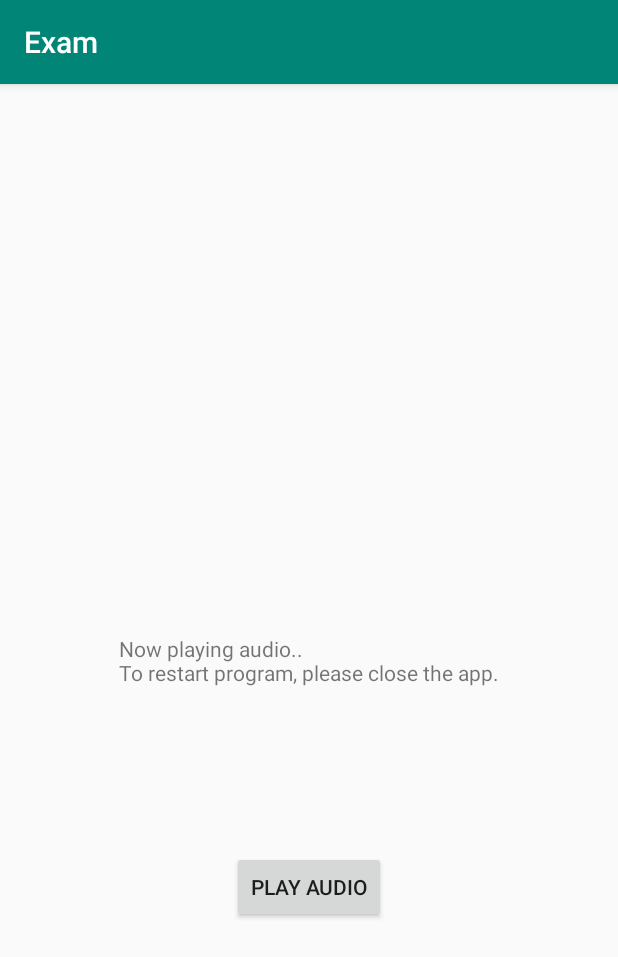
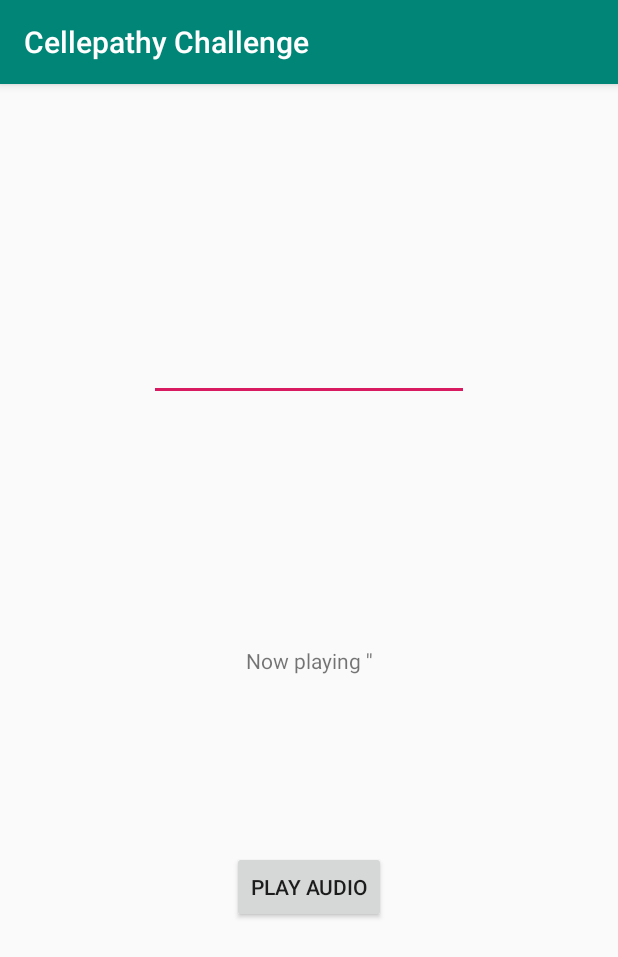
Before and after one commit to saberrayed/cellepathy-test, an Android app: the screen it shows after launch (MainActivity), after a tap on "PLAY AUDIO", on a phone screen of 412 x 824 dp. Shown: the top 957 px of the screen. Run offline under Robolectric (Android 15) with nearby library versions, the light colour scheme and no system bars.

Commit message:
Added TTS

```diff
--- a/app/build.gradle
+++ b/app/build.gradle
@@ -7,8 +7,8 @@ android {
         applicationId "com.codev.exam"
         minSdkVersion 15
         targetSdkVersion 29
-        versionCode 1
-        versionName "1.0"
+        versionCode 3
+        versionName "3.0"
         testInstrumentationRunner "androidx.test.runner.AndroidJUnitRunner"
     }
     buildTypes {
--- a/app/src/main/AndroidManifest.xml
+++ b/app/src/main/AndroidManifest.xml
@@ -11,7 +11,7 @@
     <application
         android:allowBackup="true"
         android:icon="@mipmap/ic_launcher"
-        android:label="@string/app_name"
+        android:label="Cellepathy Challenge"
         android:roundIcon="@mipmap/ic_launcher_round"
         android:supportsRtl="true"
         android:theme="@style/AppTheme">
--- a/app/src/main/java/com/codev/exam/AudioClass.java
+++ b/app/src/main/java/com/codev/exam/AudioClass.java
@@ -4,9 +4,14 @@ import android.app.Activity;
 import android.content.Context;
 import android.media.AudioManager;
 import android.media.MediaPlayer;
+import android.speech.tts.TextToSpeech;
+import android.util.Log;
+
+import java.util.Locale;
 
 public class AudioClass
 {
+    private TextToSpeech tts;
     private AudioManager audioManager;
     private Activity activity;
     private int maxVolume;
@@ -20,6 +25,25 @@ public class AudioClass
         maxVolume = audioManager.getStreamMaxVolume(audioManager.STREAM_MUSIC);
         audioManager.setStreamVolume(audioManager.STREAM_MUSIC, maxVolume, 1);
         audioManager.setSpeakerphoneOn(true);
+
+        tts = new TextToSpeech(activity, new TextToSpeech.OnInitListener() {
+            @Override
+            public void onInit(int status) {
+                // TODO Auto-generated method stub
+                if (status == TextToSpeech.SUCCESS) {
+                    int result=tts.setLanguage(Locale.US);
+
+                    if (result ==TextToSpeech.LANG_MISSING_DATA ||
+                        result== TextToSpeech.LANG_NOT_SUPPORTED){
+                        Log.e("error", "This Language is not supported");
+                    } else {
+                        // playTTS();
+                    }
+                }
+                else
+                    Log.e("error", "Initilization Failed!");
+            }
+        });
     }
 
     public void playAudio() {
@@ -28,4 +52,20 @@ public class AudioClass
         mp.setLooping(true);
         mp.start();
     }
+
+    public void shutdownTTS() {
+        if (tts != null){
+            tts.stop();
+            tts.shutdown();
+        }
+    }
+
+    public void playTTS(String speech) {
+        if (speech == null|| "".equals(speech)) {
+            speech = "Content not available";
+            tts.speak(speech, TextToSpeech.QUEUE_FLUSH, null);
+        } else {
+            tts.speak(speech, TextToSpeech.QUEUE_FLUSH, null);
+        }
+    }
 }
--- a/app/src/main/java/com/codev/exam/MainActivity.java
+++ b/app/src/main/java/com/codev/exam/MainActivity.java
@@ -9,12 +9,20 @@ import android.content.Context;
 import android.content.Intent;
 import android.content.IntentFilter;
 import android.os.Bundle;
+import android.speech.tts.TextToSpeech;
+import android.util.Log;
 import android.view.View;
+import android.widget.EditText;
 import android.widget.TextView;
+
+import java.util.Locale;
 
 public class MainActivity extends AppCompatActivity {
     private Context mContext;
     private TextView txtMessage;
+    private EditText edtSpeech;
+    private AudioClass audio;
+
 
     private final BroadcastReceiver mReceiver = new BroadcastReceiver() {
         @Override
@@ -46,6 +54,8 @@ public class MainActivity extends AppCompatActivity {
         setContentView(R.layout.activity_main);
         mContext = MainActivity.this;
         txtMessage = findViewById(R.id.txtMessage);
+        edtSpeech = findViewById(R.id.edtSpeech);
+        audio = new AudioClass(MainActivity.this);
 
         if (!isBluetoothHeadsetConnected()) {
             txtMessage.setText("Waiting for device.");
@@ -62,9 +72,12 @@ public class MainActivity extends AppCompatActivity {
         findViewById(R.id.btnPlay).setOnClickListener(new View.OnClickListener() {
             @Override
             public void onClick(View v) {
-                AudioClass audio = new AudioClass(MainActivity.this);
-                audio.playAudio();
-                txtMessage.setText("Now playing audio..\nTo restart program, please close the app.");
+            // audio.playAudio();
+            // txtMessage.setText("Now playing audio..\nTo restart program, please close the app.");
+
+            String speech = edtSpeech.getText().toString();
+            audio.playTTS(speech);
+            txtMessage.setText("Now playing '" + speech + "'");
             }
         });
     }
@@ -74,4 +87,10 @@ public class MainActivity extends AppCompatActivity {
         return mBluetoothAdapter != null && mBluetoothAdapter.isEnabled()
                 && mBluetoothAdapter.getProfileConnectionState(BluetoothHeadset.HEADSET) == BluetoothHeadset.STATE_CONNECTED;
     }
+
+    @Override
+    protected void onPause() {
+        audio.shutdownTTS();
+        super.onPause();
     }
+}
--- a/app/src/main/res/layout/activity_main.xml
+++ b/app/src/main/res/layout/activity_main.xml
@@ -27,4 +27,16 @@
         app:layout_constraintTop_toTopOf="parent"
         app:layout_constraintVertical_bias="0.71000004" />
 
+    <EditText
+        android:id="@+id/edtSpeech"
+        android:layout_width="wrap_content"
+        android:layout_height="wrap_content"
+        android:ems="10"
+        android:inputType="textPersonName"
+        app:layout_constraintBottom_toBottomOf="parent"
+        app:layout_constraintEnd_toEndOf="parent"
+        app:layout_constraintStart_toStartOf="parent"
+        app:layout_constraintTop_toTopOf="parent"
+        app:layout_constraintVertical_bias="0.23000002" />
+
 </androidx.constraintlayout.widget.ConstraintLayout>
```
Also changed, not shown: 10 other files. Lines whose indentation alone changed are shown as unchanged.
